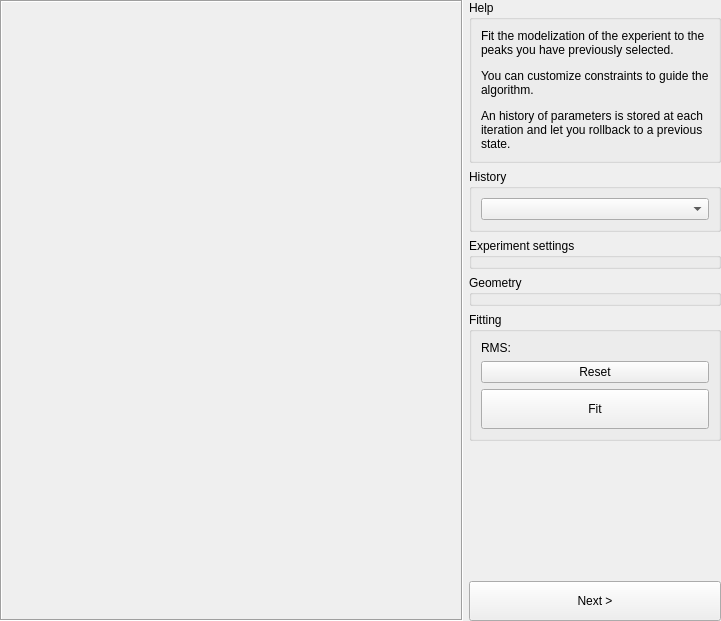
Old version of the form pyFAI/resources/gui/calibration-geometry.ui in the repository silx-kit/pyFAI.
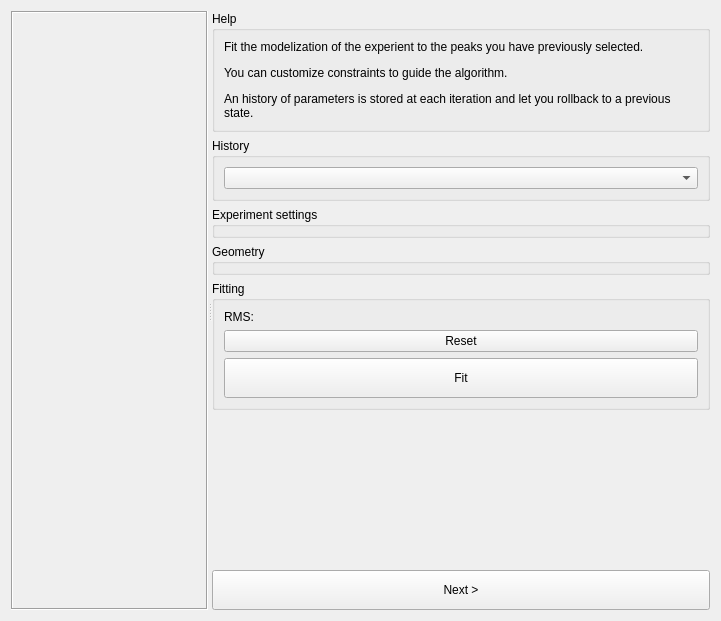
New version of the form. Custom widgets are drawn as their Qt base class.

Diff of the .ui file:
```diff
--- a/pyFAI/resources/gui/calibration-geometry.ui
+++ b/pyFAI/resources/gui/calibration-geometry.ui
@@ -13,11 +13,12 @@
   <property name="windowTitle">
    <string>Geometry fitting</string>
   </property>
-  <layout class="QHBoxLayout" name="horizontalLayout" stretch="1,0">
-   <property name="margin">
-    <number>0</number>
-   </property>
+  <layout class="QHBoxLayout" name="horizontalLayout">
    <item>
+    <widget class="QSplitter" name="splitter">
+     <property name="orientation">
+      <enum>Qt::Horizontal</enum>
+     </property>
     <widget class="QFrame" name="_imageHolder">
      <property name="frameShape">
       <enum>QFrame::Box</enum>
@@ -29,11 +30,9 @@
       <number>1</number>
      </property>
     </widget>
-   </item>
-   <item>
     <widget class="QWidget" name="widget" native="true">
      <layout class="QVBoxLayout" name="verticalLayout_3" stretch="0,0,0,0,0,1,0">
-      <property name="margin">
+       <property name="margin" stdset="0">
        <number>0</number>
       </property>
       <item>
@@ -166,6 +165,7 @@
        </widget>
       </item>
      </layout>
+     </widget>
     </widget>
    </item>
   </layout>
```
Lines whose indentation alone changed are shown as unchanged.
